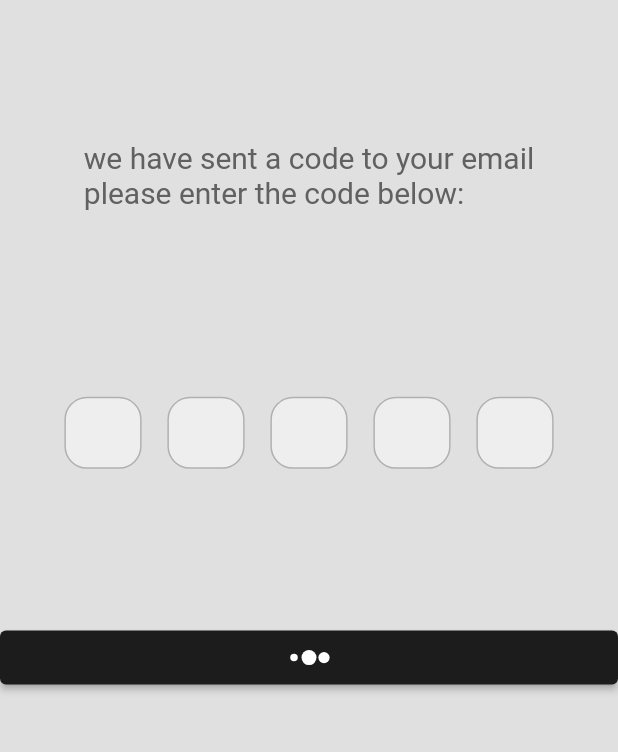
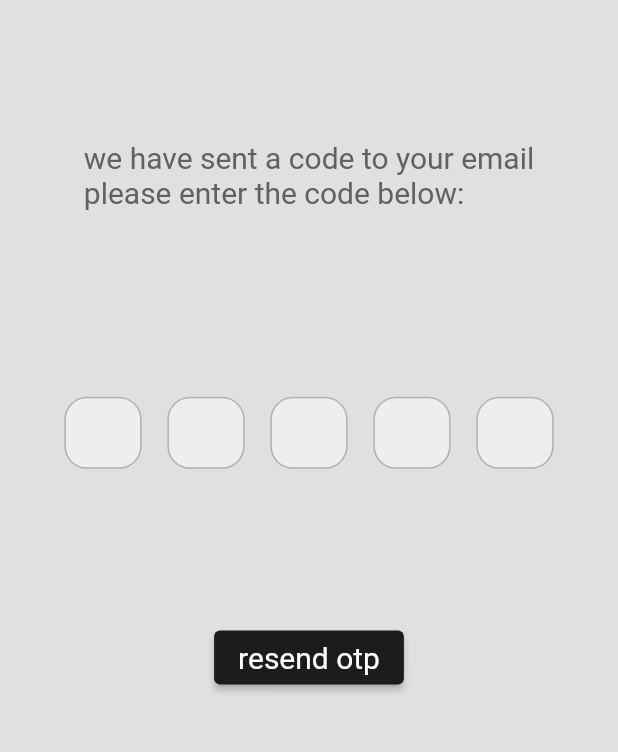
Before and after one commit to abd-Mohsen/project1, a Flutter app: the ForgotPasswordOTPScreen screen opened directly, on a phone screen of 412 x 824 dp, the part 472-1224 px from its top. Run offline on Flutter 3.47's test engine with Material 2 defaults, Android fonts, the phone set to English and light mode, and no system bars; drawn by our look-alikes of otp_text_field, timer_count_down; our stand-ins replace curved_navigation_bar, flutter_rating_bar, flutter_spinkit, fluttertoast, get, get_storage and 1 more; missing offline and left inert: pusher_client, search_page, simple_speed_dial; accounts and stored records are empty.

Commit message:
some fixes

```diff
--- a/lib/components/auth_field.dart
+++ b/lib/components/auth_field.dart
@@ -24,6 +24,7 @@ class AuthField extends StatelessWidget {
   final String? Function(String?) validator;
   final void Function(String) onChanged;
 
+  //todo:create a prefix button for showing password
   @override
   Widget build(BuildContext context) {
     return Padding(
--- a/lib/views/forgot_password_otp_screen.dart
+++ b/lib/views/forgot_password_otp_screen.dart
@@ -11,7 +11,6 @@ import '../constants.dart';
 class ForgotPasswordOTPScreen extends StatelessWidget {
   const ForgotPasswordOTPScreen({super.key});
 
-  //todo: make resend button with loading indicator
   @override
   Widget build(BuildContext context) {
     ColorScheme cs = Theme.of(context).colorScheme;
@@ -87,11 +86,12 @@ class ForgotPasswordOTPScreen extends StatelessWidget {
                 ),
               ),
               GetBuilder<ForgotPasswordController>(
+                //todo: fix button stretch when loading
                 builder: (con) => ElevatedButton(
                     onPressed: () {
                       con.resendOtp();
                     },
-                    child: con.isLoadingOtp
+                    child: !con.isLoadingOtp
                         ? Text(
                             "resend otp".tr,
                             style: kTextStyle20.copyWith(color: cs.onPrimary),
```
